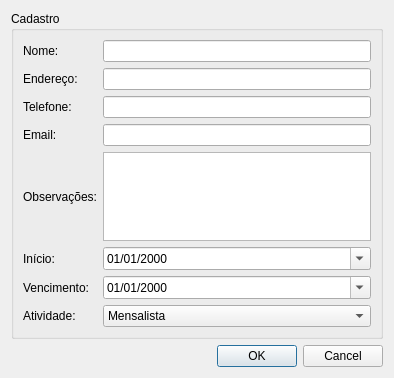
Old version of the form src/registeruser.ui in the repository enriquefynn/VertSys.
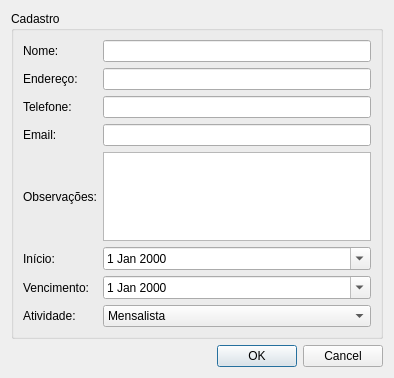
New version of the form.

```diff
--- a/src/registeruser.ui
+++ b/src/registeruser.ui
@@ -13,9 +13,6 @@
   <property name="windowTitle">
    <string>Cadastro</string>
   </property>
-  <property name="locale">
-   <locale language="Portuguese" country="Brazil"/>
-  </property>
   <layout class="QVBoxLayout" name="verticalLayout">
    <item>
     <widget class="QGroupBox" name="groupBox_register">
@@ -78,9 +75,6 @@
         </item>
         <item row="6" column="1">
          <widget class="QDateEdit" name="dateEdit">
-          <property name="displayFormat">
-           <string>dd/MM/yyyy</string>
-          </property>
           <property name="calendarPopup">
            <bool>true</bool>
           </property>
@@ -95,9 +89,6 @@
         </item>
         <item row="5" column="1">
          <widget class="QDateEdit" name="dateEdit_Start">
-          <property name="displayFormat">
-           <string>dd/MM/yyyy</string>
-          </property>
           <property name="calendarPopup">
            <bool>true</bool>
           </property>
```
